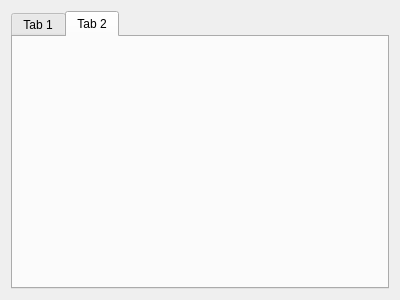
Qt form mrvk_gui/uis/MainWidget.ui (MatejBartosovic/mrvk_project) before a commit.
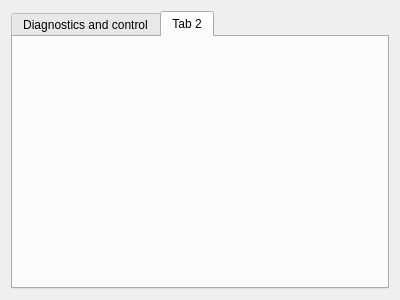
The same form after that commit. The open tabs and pages were chosen to show the change.

Commit message: Diagnostic widget

The edit to the form file:
```diff
--- a/mrvk_gui/uis/MainWidget.ui
+++ b/mrvk_gui/uis/MainWidget.ui
@@ -28,12 +28,9 @@
   <layout class="QGridLayout" name="gridLayout_3">
    <item row="0" column="0">
     <widget class="QTabWidget" name="tabWidget">
-     <property name="currentIndex">
-      <number>1</number>
-     </property>
-     <widget class="QWidget" name="basicControlTab">
+     <widget class="QWidget" name="diagnosticsAndControlTab">
       <attribute name="title">
-       <string>Tab 1</string>
+       <string>Diagnostics and control</string>
       </attribute>
      </widget>
      <widget class="QWidget" name="robotTourTab">
```
Left out of the diff: 2 changed lines with no effect on the pictures. The commit also changes 13 other files.
